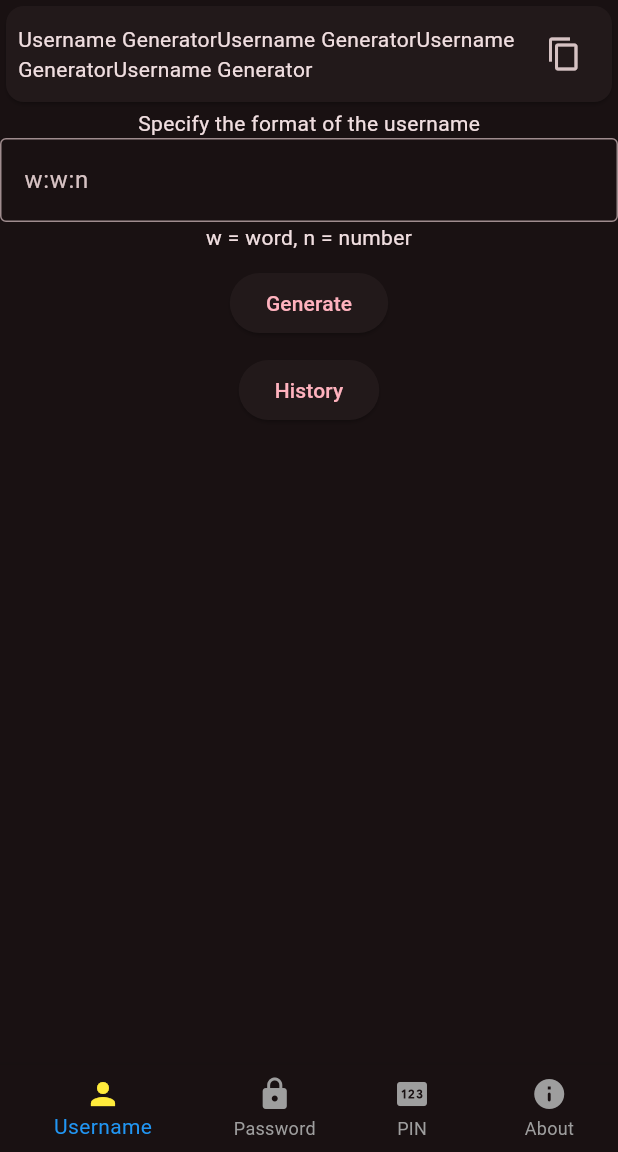
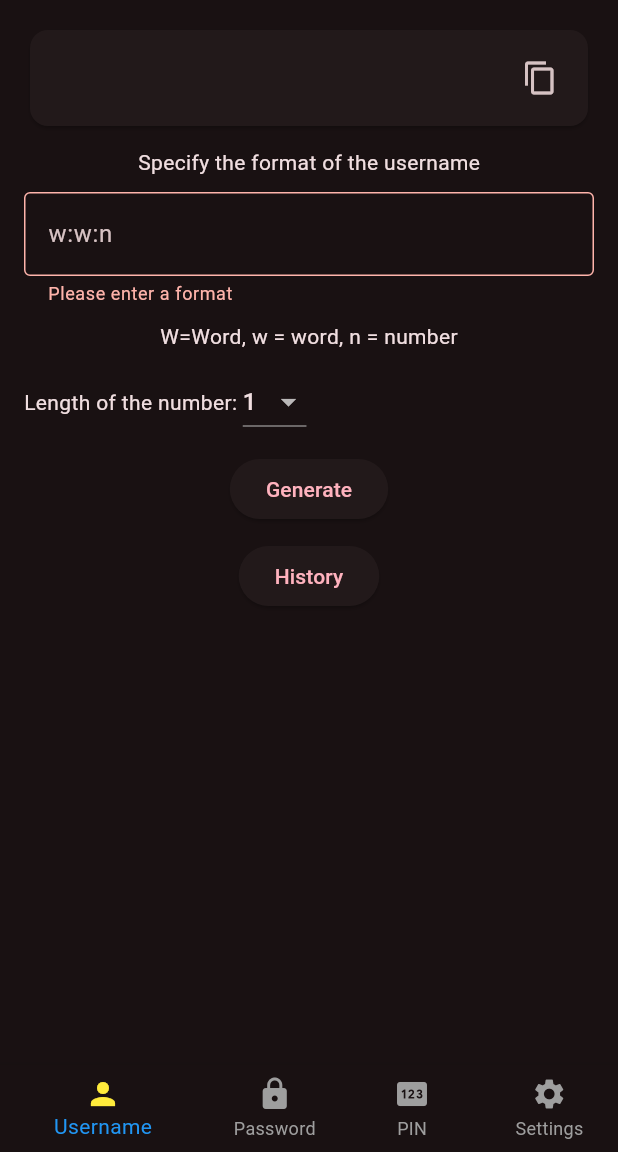
Before and after one commit to Rajesh3009/LoginWizard, a Flutter app: the screen it shows after launch, after a tap on "Generate", on a phone screen of 412 x 824 dp, the part 84-1236 px from its top. Run offline on Flutter 3.47's test engine with Material 3 defaults, Android fonts, the phone set to English and light mode, and no system bars; our stand-ins replace flutter_riverpod, shared_preferences; missing offline and left inert: word_generator.

Commit message:
Add settings view and implement username generation with shared preferences

```diff
--- /dev/null
+++ b/lib/database/appdatabase.dart
@@ -0,0 +1,5 @@
+
+
+class AppDatabase {
+
+}
--- /dev/null
+++ b/lib/database/sharedpref.dart
@@ -0,0 +1,23 @@
+import 'package:shared_preferences/shared_preferences.dart';
+
+class SharedPreferencesHelper {
+  final SharedPreferencesAsync asyncPrefs = SharedPreferencesAsync();
+
+  addString(String key, String value) async {
+    await asyncPrefs.setString(key, value);
+    // print(result);
+  }
+
+  Future<String> getString(String key) async {
+    // print("$key ${asyncPrefs?.getString(key)}");
+    return await asyncPrefs.getString(key) ?? '';
+  }
+
+  addInt(String key, int value) async {
+    await asyncPrefs.setInt(key, value);
+  }
+
+  Future<int?> getInt(String key) async {
+    return await asyncPrefs.getInt(key);
+  }
+}
--- a/lib/main.dart
+++ b/lib/main.dart
@@ -3,6 +3,7 @@ import 'package:flutter_riverpod/flutter_riverpod.dart';
 import 'package:loginwizard/views/username_view.dart';
 
 void main() {
+  WidgetsFlutterBinding.ensureInitialized();
   runApp(const ProviderScope(child: MyApp()));
 }
 
@@ -14,7 +15,6 @@ class MyApp extends StatelessWidget {
     return MaterialApp(
       title: 'LoginWizard',
       debugShowCheckedModeBanner: false,
-
       theme: ThemeData(
         colorScheme: ColorScheme.fromSeed(
           seedColor: Colors.pink,
@@ -72,8 +72,8 @@ class MyHomePage extends ConsumerWidget {
             label: 'PIN',
           ),
           BottomNavigationBarItem(
-            icon: Icon(Icons.info_rounded),
-            label: 'About',
+            icon: Icon(Icons.settings),
+            label: 'Settings',
           ),
         ],
         currentIndex: ref.watch(selectedIndexProvider),
--- /dev/null
+++ b/lib/model/username_model.dart
@@ -0,0 +1,10 @@
+// ignore_for_file: public_member_api_docs, sort_constructors_first
+class Username {
+  final String username;
+  final DateTime createdAt;
+  Username({
+    required this.username,
+    required this.createdAt,
+  });
+
+}
--- /dev/null
+++ b/lib/provider/sharedpref_provider.dart
@@ -0,0 +1,7 @@
+import 'package:flutter_riverpod/flutter_riverpod.dart';
+
+import '../database/sharedpref.dart';
+
+final sharedPreferencesProvider = Provider((ref)  {
+  return SharedPreferencesHelper();
+});
--- /dev/null
+++ b/lib/provider/username_provider.dart
@@ -0,0 +1,35 @@
+import 'dart:math';
+
+import 'package:flutter_riverpod/flutter_riverpod.dart';
+import 'package:word_generator/word_generator.dart';
+
+final usernameProvider = StateNotifierProvider<UsernameProvider, String>((ref) {
+  return UsernameProvider();
+});
+
+class UsernameProvider extends StateNotifier<String> {
+  UsernameProvider() : super('');
+
+  generateUsername(String format, int numLen) {
+    final ran = Random();
+
+    final formats = format.split(':');
+    var username = '';
+    for (var f in formats) {
+      if (f == 'w') {
+        username += WordGenerator().randomNoun();
+      } else if (f == 'n') {
+        for (int i = 0; i < numLen; i++) {
+          username += ran.nextInt(10).toString();
+        }
+      } else if (f == 'W') {
+
+        final word = WordGenerator().randomNoun();
+        username += word[0].toUpperCase() + word.substring(1);
+      } else {
+        username += f;
+      }
+    }
+    state = username;
+  }
+}
--- /dev/null
+++ b/lib/utils/conts.dart
@@ -0,0 +1,3 @@
+
+final usernameFormatKey='username_format';
+final numberLengthKey='number_length';
--- a/lib/views/username_view.dart
+++ b/lib/views/username_view.dart
@@ -1,12 +1,50 @@
 import 'package:flutter/material.dart';
 import 'package:flutter_riverpod/flutter_riverpod.dart';
+import 'package:loginwizard/utils/conts.dart';
 
-class UsernameView extends ConsumerWidget {
+import '../provider/sharedpref_provider.dart';
+import '../provider/username_provider.dart';
+
+class UsernameView extends ConsumerStatefulWidget {
   const UsernameView({super.key});
 
   @override
-  Widget build(BuildContext context, WidgetRef ref) {
+  ConsumerState<UsernameView> createState() => _UsernameViewState();
+}
+
+class _UsernameViewState extends ConsumerState<UsernameView> {
+  final _formKey = GlobalKey<FormState>();
+  final TextEditingController _formatController = TextEditingController();
+  var numLen = 1;
+  final List<int> _numbers = List.generate(10, (index) => index + 1);
+
+  @override
+  void dispose() {
+    _formatController.dispose();
+    super.dispose();
+  }
+
+  @override
+  void initState() {
+    super.initState();
+    ref
+        .read(sharedPreferencesProvider)
+        .getString(usernameFormatKey)
+        .then((value) => _formatController.text = value);
+
+    ref.read(sharedPreferencesProvider).getInt(numberLengthKey).then((value) {
+      numLen = value ?? 1;
+    });
+  }
+
+  @override
+  Widget build(BuildContext context) {
+    final username = ref.watch(usernameProvider);
+    final prefs = ref.watch(sharedPreferencesProvider);
+
     return SingleChildScrollView(
+      child: Padding(
+        padding: const EdgeInsets.all(16.0),
         child: Column(
           children: [
             Card(
@@ -14,7 +52,7 @@ class UsernameView extends ConsumerWidget {
                 padding: const EdgeInsets.all(8.0),
                 child: Row(
                   children: [
-                  Expanded(child: SelectableText('Username GeneratorUsername GeneratorUsername GeneratorUsername Generator')),
+                    Expanded(child: SelectableText(username,textAlign: TextAlign.center,)),
                     IconButton(
                       onPressed: () {},
                       icon: const Icon(Icons.copy),
@@ -23,21 +61,65 @@ class UsernameView extends ConsumerWidget {
                 ),
               ),
             ),
+            SizedBox(height: 10),
             Text('Specify the format of the username'),
-          TextField(
+            SizedBox(height: 10),
+            Form(
+              key: _formKey,
+              child: TextFormField(
+                controller: _formatController,
+                validator: (value) {
+                  if (value == null || value.isEmpty) {
+                    return 'Please enter a format';
+                  }
+                  return null;
+                },
                 decoration: InputDecoration(
-                border: OutlineInputBorder(), hintText: 'w:w:n'),
+                  border: OutlineInputBorder(),
+                  hintText: 'w:w:n',
                 ),
-          Text('w = word, n = number'),
+              ),
+            ),
+            SizedBox(height: 10),
+            Text('W=Word, w = word, n = number'),
+            SizedBox(height: 10),
+            Row(
+              children: [
+                Text('Length of the number: '),
+                DropdownButton<int>(
+                  value: numLen,
+                  onChanged: (int? newValue) {
+                    setState(() {
+                      numLen = newValue ?? 1;
+                    });
+                    prefs.addInt(numberLengthKey, newValue!);
+                  },
+                  items: _numbers.map((int number) {
+                    return DropdownMenuItem<int>(
+                      value: number,
+                      child: Text(number.toString()),
+                    );
+                  }).toList(),
+                ),
+              ],
+            ),
             SizedBox(height: 10),
             ElevatedButton(
-            onPressed: () {},
+              onPressed: () {
+                if (_formKey.currentState?.validate() != null) {
+                  prefs.addString('username_format', _formatController.text);
+                  ref
+                      .read(usernameProvider.notifier)
+                      .generateUsername(_formatController.text,numLen);
+                }
+              },
               child: const Text('Generate'),
             ),
             SizedBox(height: 10),
             ElevatedButton(onPressed: () {}, child: Text('History')),
           ],
         ),
+      ),
     );
   }
 }
--- a/pubspec.yaml
+++ b/pubspec.yaml
@@ -36,7 +36,8 @@ dependencies:
   cupertino_icons: ^1.0.8
   flutter_riverpod: ^2.6.1
   word_generator: ^0.4.5
-  sembast: ^3.8.2
+  drift: ^2.24.0
+  shared_preferences: ^2.4.0
 
 dev_dependencies:
   flutter_test:
```
Also changed, not shown: lib/views/about_view.dart (deleted), lib/views/setting_view.dart (added), pubspec.lock, 1 other file. Lines whose indentation alone changed are shown as unchanged.
